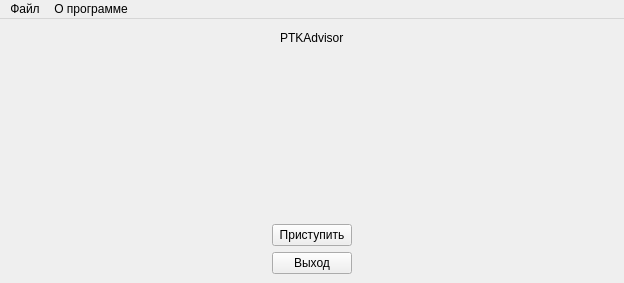
First picture: the form in sources/gui/ptkAdvisorMainWindow.ui, repository MaxDavidenko/ptkAdvisor, before the edit.
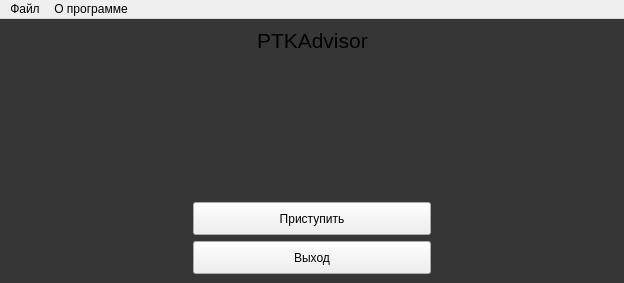
Second picture: the form after the edit.

```diff
--- a/sources/gui/ptkAdvisorMainWindow.ui
+++ b/sources/gui/ptkAdvisorMainWindow.ui
@@ -11,7 +11,24 @@
    </rect>
   </property>
   <property name="windowTitle">
-   <string>MainWindow</string>
+   <string>PTKAdvisor</string>
+  </property>
+  <property name="styleSheet">
+   <string notr="true">QLabel{
+	color: rgb(	232, 232, 232);
+    border-color: black;
+}
+QPushButton
+{
+width: 230;
+height: 25;
+background-color: rgb(	232, 232, 232);
+}
+QMainWindow
+{
+background-color: rgb(54,54,54);
+}
+</string>
   </property>
   <widget class="QWidget" name="centralwidget">
    <layout class="QVBoxLayout" name="verticalLayout_2">
@@ -34,6 +51,11 @@
         </item>
         <item>
          <widget class="QLabel" name="programLabel">
+          <property name="font">
+           <font>
+            <pointsize>16</pointsize>
+           </font>
+          </property>
           <property name="text">
            <string>PTKAdvisor</string>
           </property>
```
